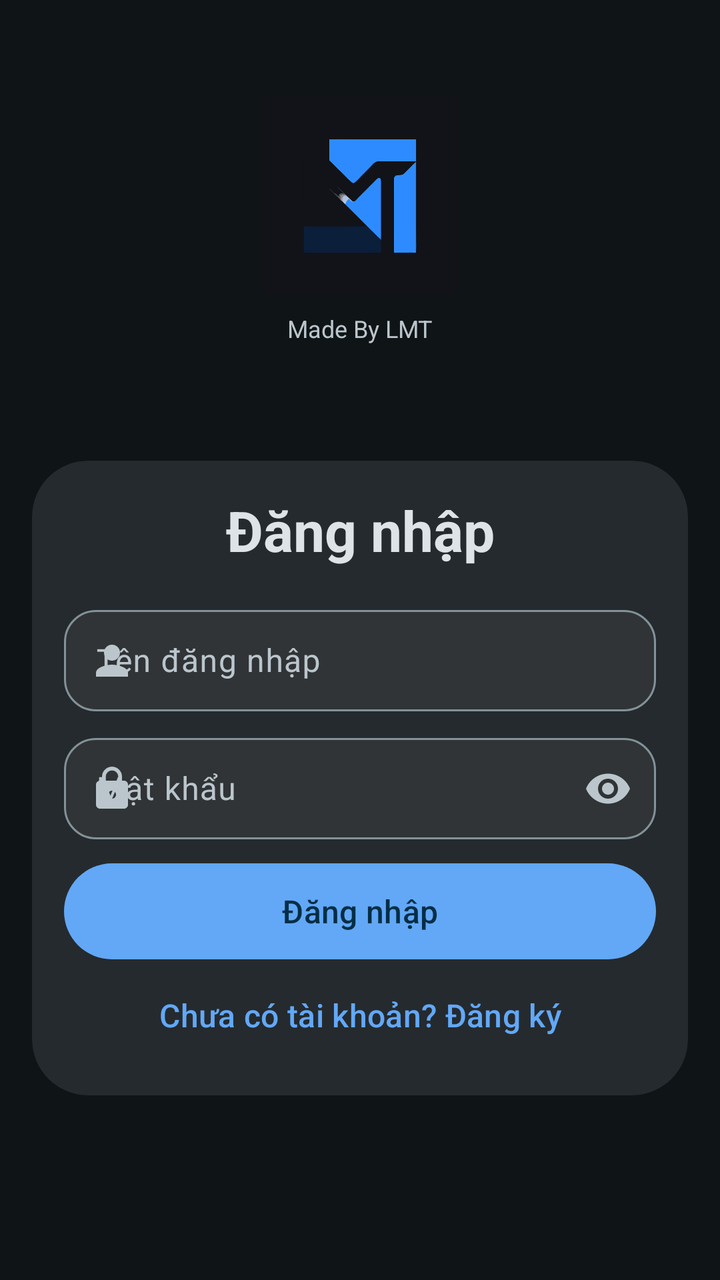
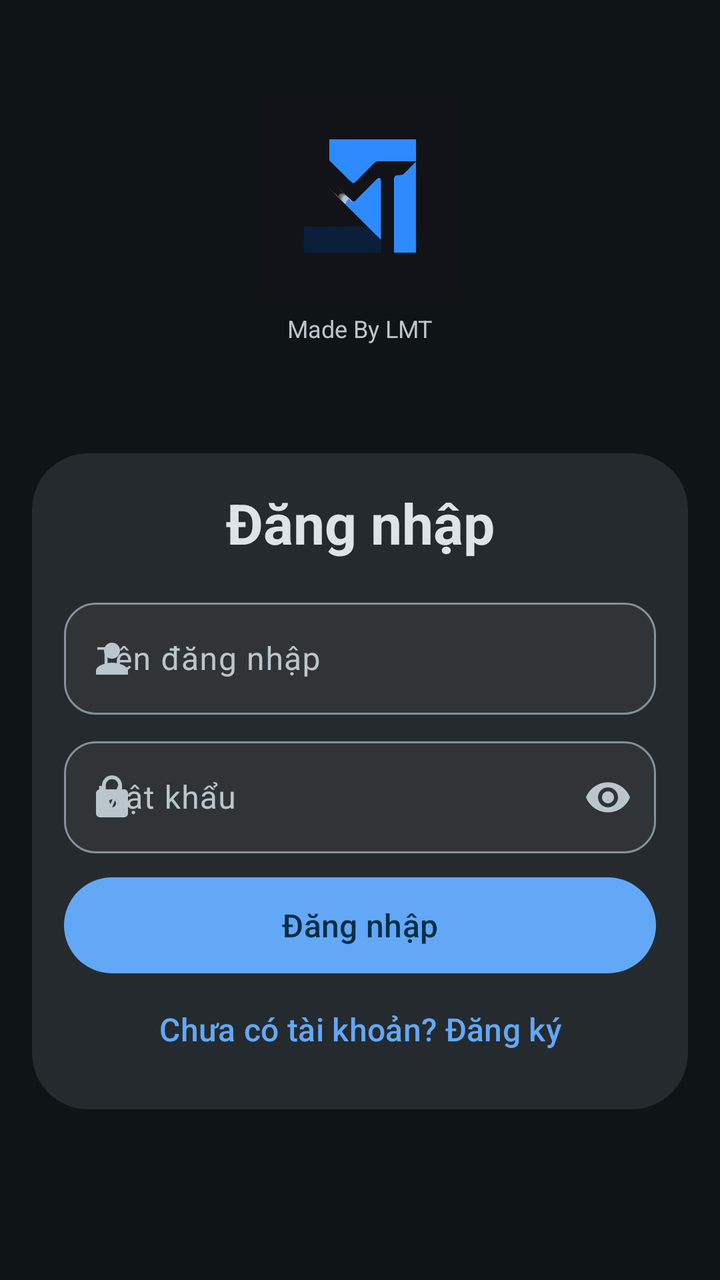

Compare the two renders of this Android layout. The source of the first and the diff that turns it into the second are given below.
<!-- AndroidManifest.xml: application theme Theme.ToolTX -->
<!-- res/layout/fragment_signin.xml -->
<?xml version="1.0" encoding="utf-8"?>
<ScrollView xmlns:android="http://schemas.android.com/apk/res/android"
    xmlns:app="http://schemas.android.com/apk/res-auto"
    android:layout_width="match_parent"
    android:layout_height="match_parent"
    android:background="@color/surface"
    android:fillViewport="true">

    <LinearLayout
        android:layout_width="match_parent"
        android:layout_height="wrap_content"
        android:gravity="center_horizontal"
        android:orientation="vertical"
        android:paddingHorizontal="@dimen/spacing_lg"
        android:paddingTop="48dp"
        android:paddingBottom="@dimen/spacing_xl">

        
        <ImageView
            android:id="@+id/logo"
            android:layout_width="100dp"
            android:layout_height="100dp"
            android:layout_marginBottom="@dimen/spacing_sm"
            android:scaleType="centerCrop"
            android:src="@mipmap/ic_launcher" />

        <TextView
            android:layout_width="wrap_content"
            android:layout_height="wrap_content"
            android:text="@string/made_by"
            android:textColor="@color/onSurfaceVariant"
            android:textSize="12sp" />

        <View
            android:layout_width="0dp"
            android:layout_height="0dp"
            android:layout_weight="1" />

        
        <com.google.android.material.card.MaterialCardView
            android:layout_width="match_parent"
            android:layout_height="wrap_content"
            android:layout_marginTop="@dimen/spacing_xl"
            app:cardBackgroundColor="@color/surfaceContainerHigh"
            app:cardCornerRadius="@dimen/card_radius_large"
            app:cardElevation="0dp"
            app:strokeWidth="0dp">

            <LinearLayout
                android:layout_width="match_parent"
                android:layout_height="wrap_content"
                android:orientation="vertical"
                android:padding="@dimen/spacing_lg">

                <TextView
                    android:layout_width="match_parent"
                    android:layout_height="wrap_content"
                    android:gravity="center"
                    android:text="@string/sign_in"
                    android:textColor="@color/onSurface"
                    android:textSize="28sp"
                    android:textStyle="bold" />

                <com.google.android.material.textfield.TextInputLayout
                    android:layout_width="match_parent"
                    android:layout_height="@dimen/field_height"
                    android:layout_marginTop="@dimen/spacing_lg"
                    app:boxBackgroundColor="@color/surfaceContainerHighest"
                    app:boxCornerRadiusBottomEnd="@dimen/spacing_lg"
                    app:boxCornerRadiusBottomStart="@dimen/spacing_lg"
                    app:boxCornerRadiusTopEnd="@dimen/spacing_lg"
                    app:boxCornerRadiusTopStart="@dimen/spacing_lg"
                    app:hintTextColor="@color/onSurfaceVariant"
                    app:startIconDrawable="@drawable/ic_person"
                    app:startIconTint="@color/onSurfaceVariant">

                    <com.google.android.material.textfield.TextInputEditText
                        android:id="@+id/et_username"
                        android:layout_width="match_parent"
                        android:layout_height="wrap_content"
                        android:hint="@string/username_hint"
                        android:inputType="text"
                        android:textColor="@color/onSurface"
                        android:textColorHint="@color/onSurfaceVariant" />

                </com.google.android.material.textfield.TextInputLayout>

                <com.google.android.material.textfield.TextInputLayout
                    android:layout_width="match_parent"
                    android:layout_height="@dimen/field_height"
                    android:layout_marginTop="@dimen/spacing_sm"
                    app:boxBackgroundColor="@color/surfaceContainerHighest"
                    app:boxCornerRadiusBottomEnd="@dimen/spacing_lg"
                    app:boxCornerRadiusBottomStart="@dimen/spacing_lg"
                    app:boxCornerRadiusTopEnd="@dimen/spacing_lg"
                    app:boxCornerRadiusTopStart="@dimen/spacing_lg"
                    app:endIconMode="password_toggle"
                    app:hintTextColor="@color/onSurfaceVariant"
                    app:startIconDrawable="@drawable/ic_lock"
                    app:startIconTint="@color/onSurfaceVariant">

                    <com.google.android.material.textfield.TextInputEditText
                        android:id="@+id/et_password"
                        android:layout_width="match_parent"
                        android:layout_height="wrap_content"
                        android:hint="@string/password_hint"
                        android:inputType="textPassword"
                        android:textColor="@color/onSurface"
                        android:textColorHint="@color/onSurfaceVariant" />

                </com.google.android.material.textfield.TextInputLayout>

                <TextView
                    android:id="@+id/tv_status"
                    android:layout_width="match_parent"
                    android:layout_height="wrap_content"
                    android:gravity="center"
                    android:paddingTop="@dimen/spacing_sm"
                    android:textColor="@color/onSurfaceVariant"
                    android:textSize="13sp"
                    android:visibility="gone" />

                <com.google.android.material.button.MaterialButton
                    android:id="@+id/btn_submit"
                    android:layout_width="match_parent"
                    android:layout_height="@dimen/btn_height"
                    android:layout_marginTop="@dimen/spacing_sm"
                    android:text="@string/sign_in"
                    android:textColor="@color/onPrimary"
                    android:textSize="16sp"
                    app:backgroundTint="@color/primary"
                    app:cornerRadius="@dimen/btn_height" />

                <com.google.android.material.button.MaterialButton
                    android:id="@+id/btn_switch"
                    style="@style/Widget.Material3.Button.TextButton"
                    android:layout_width="wrap_content"
                    android:layout_height="48dp"
                    android:layout_gravity="center"
                    android:text="@string/no_account"
                    android:textColor="@color/primary"
                    android:textSize="16sp" />

            </LinearLayout>
        </com.google.android.material.card.MaterialCardView>

        <View
            android:layout_width="0dp"
            android:layout_height="0dp"
            android:layout_weight="2" />

    </LinearLayout>
</ScrollView>
<!-- resources referenced by this layout -->
<resources>
  <color name="onPrimary">#FF042E46</color>
  <color name="onSurface">#FFDDE3E7</color>
  <color name="onSurfaceVariant">#FFBBC6CC</color>
  <color name="primary">#FF62A8F7</color>
  <color name="surface">#FF0F1417</color>
  <color name="surfaceContainerHigh">#FF252A2E</color>
  <color name="surfaceContainerHighest">#FF303437</color>
  <dimen name="btn_height">56dp</dimen>
  <dimen name="card_radius_large">28dp</dimen>
  <dimen name="field_height">56dp</dimen>
  <dimen name="spacing_lg">16dp</dimen>
  <dimen name="spacing_sm">8dp</dimen>
  <dimen name="spacing_xl">24dp</dimen>
  <!-- drawable ic_lock (drawable) -->
  <vector xmlns:android="http://schemas.android.com/apk/res/android"
      android:width="24dp"
      android:height="24dp"
      android:viewportWidth="24"
      android:viewportHeight="24"
      android:tint="@color/onSurfaceVariant">
      <path
          android:fillColor="@android:color/white"
          android:pathData="M18,8h-1V6c0,-2.76 -2.24,-5 -5,-5S7,3.24 7,6v2H6c-1.1,0 -2,0.9 -2,2v10c0,1.1 0.9,2 2,2h12c1.1,0 2,-0.9 2,-2V10c0,-1.1 -0.9,-2 -2,-2zM12,17c-1.1,0 -2,-0.9 -2,-2s0.9,-2 2,-2 2,0.9 2,2 -0.9,2 -2,2zM15.1,8H8.9V6c0,-1.71 1.39,-3.1 3.1,-3.1 1.71,0 3.1,1.39 3.1,3.1v2z" />
  </vector>
  <!-- drawable ic_person (drawable) -->
  <vector xmlns:android="http://schemas.android.com/apk/res/android"
      android:width="24dp"
      android:height="24dp"
      android:viewportWidth="24"
      android:viewportHeight="24"
      android:tint="@color/onSurfaceVariant">
      <path
          android:fillColor="@android:color/white"
          android:pathData="M12,12c2.21,0 4,-1.79 4,-4s-1.79,-4 -4,-4 -4,1.79 -4,4 1.79,4 4,4zM12,14c-2.67,0 -8,1.34 -8,4v2h16v-2c0,-2.66 -5.33,-4 -8,-4z" />
  </vector>
  <string name="made_by">Made By LMT</string>
  <string name="no_account">Chưa có tài khoản? Đăng ký</string>
  <string name="password_hint">Mật khẩu</string>
  <string name="sign_in">Đăng nhập</string>
  <string name="username_hint">Tên đăng nhập</string>
  <color name="primaryContainer">#FF0C496E</color>
  <color name="onPrimaryContainer">#FFC3E9FF</color>
  <color name="secondary">#FFB0C8D5</color>
  <color name="secondaryContainer">#FF314A58</color>
  <color name="onSecondaryContainer">#FFCBEAFF</color>
  <color name="tertiary">#FF49475D</color>
  <color name="tertiaryContainer">#FF49475D</color>
  <color name="onTertiaryContainer">#FFE8E5FF</color>
  <color name="background">#FF0F1417</color>
  <color name="surfaceContainer">#FF1B2023</color>
  <color name="outline">#FF839299</color>
  <color name="outlineVariant">#FF3B474D</color>
  <color name="error">#FFF26B6B</color>
  <color name="onError">#FF601410</color>
  <color name="errorContainer">#FF8C1D15</color>
  <color name="onErrorContainer">#FFF9D9D7</color>
</resources>

<!-- the commit's change to res/layout/fragment_signin.xml (unified diff, before → after) -->
@@ -63,7 +63,7 @@
 
                 <com.google.android.material.textfield.TextInputLayout
                     android:layout_width="match_parent"
-                    android:layout_height="@dimen/field_height"
+                    android:layout_height="wrap_content"
                     android:layout_marginTop="@dimen/spacing_lg"
                     app:boxBackgroundColor="@color/surfaceContainerHighest"
                     app:boxCornerRadiusBottomEnd="@dimen/spacing_lg"
@@ -78,6 +78,7 @@
                         android:id="@+id/et_username"
                         android:layout_width="match_parent"
                         android:layout_height="wrap_content"
+                        android:minHeight="56dp"
                         android:hint="@string/username_hint"
                         android:inputType="text"
                         android:textColor="@color/onSurface"
@@ -87,7 +88,7 @@
 
                 <com.google.android.material.textfield.TextInputLayout
                     android:layout_width="match_parent"
-                    android:layout_height="@dimen/field_height"
+                    android:layout_height="wrap_content"
                     android:layout_marginTop="@dimen/spacing_sm"
                     app:boxBackgroundColor="@color/surfaceContainerHighest"
                     app:boxCornerRadiusBottomEnd="@dimen/spacing_lg"
@@ -103,6 +104,7 @@
                         android:id="@+id/et_password"
                         android:layout_width="match_parent"
                         android:layout_height="wrap_content"
+                        android:minHeight="56dp"
                         android:hint="@string/password_hint"
                         android:inputType="textPassword"
                         android:textColor="@color/onSurface"
<!-- resource entries referenced after the edit -->
@@ -9,7 +9,6 @@
   <color name="surfaceContainerHighest">#FF303437</color>
   <dimen name="btn_height">56dp</dimen>
   <dimen name="card_radius_large">28dp</dimen>
-  <dimen name="field_height">56dp</dimen>
   <dimen name="spacing_lg">16dp</dimen>
   <dimen name="spacing_sm">8dp</dimen>
   <dimen name="spacing_xl">24dp</dimen>
